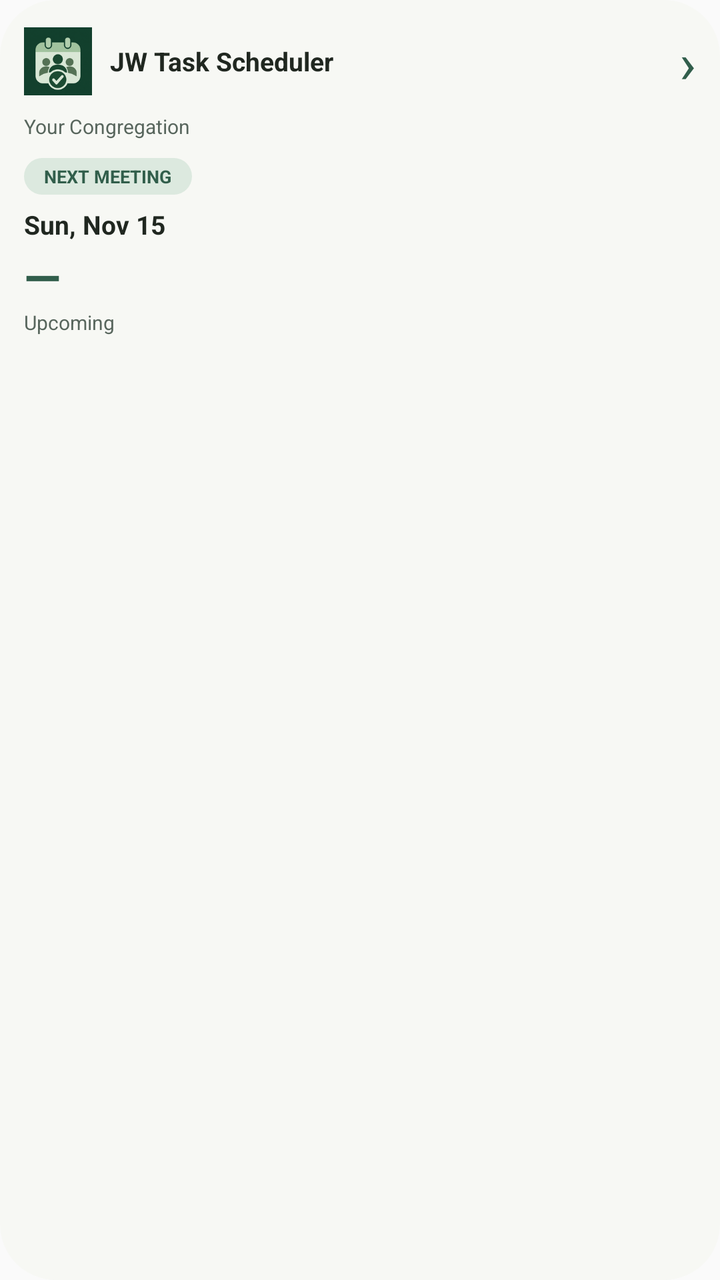
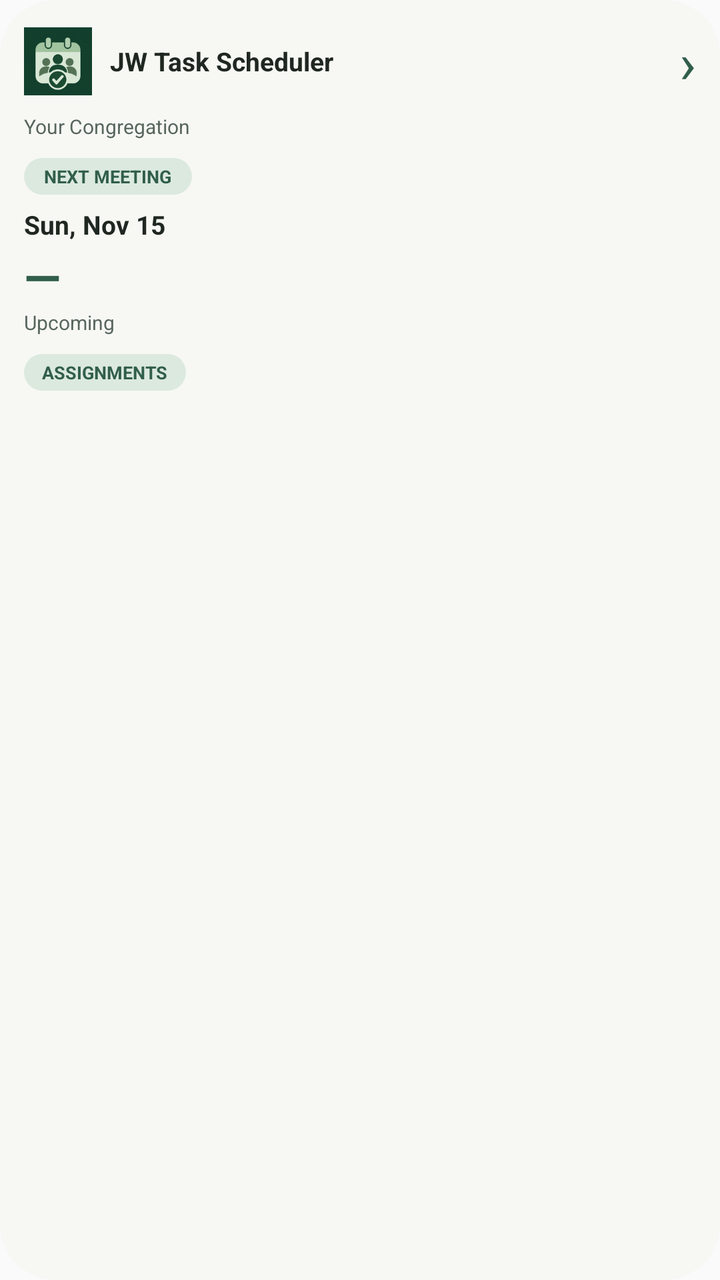

Compare the two renders of this Android layout. The source of the first and the diff that turns it into the second are given below.
<!-- AndroidManifest.xml: application theme AppTheme -->
<!-- res/layout/widget_schedule_compact.xml -->
<LinearLayout xmlns:android="http://schemas.android.com/apk/res/android"
    android:id="@+id/widget_root"
    android:layout_width="match_parent"
    android:layout_height="match_parent"
    android:orientation="vertical"
    android:gravity="top"
    android:padding="12dp"
    android:background="@drawable/widget_surface">

    <LinearLayout
        android:layout_width="match_parent"
        android:layout_height="wrap_content"
        android:orientation="horizontal"
        android:gravity="center_vertical">
        <ImageView
            android:layout_width="34dp"
            android:layout_height="34dp"
            android:src="@mipmap/ic_launcher"
            android:contentDescription="JW Task Scheduler" />
        <TextView
            android:id="@+id/widget_brand"
            android:layout_width="0dp"
            android:layout_height="wrap_content"
            android:layout_weight="1"
            android:layout_marginStart="9dp"
            android:text="JW Task Scheduler"
            android:textColor="@color/widget_on_surface"
            android:textSize="13sp"
            android:textStyle="bold"
            android:singleLine="true"
            android:ellipsize="end"
            android:fontFamily="sans-serif" />
        <TextView
            android:layout_width="wrap_content"
            android:layout_height="wrap_content"
            android:text="›"
            android:textColor="@color/widget_primary"
            android:textSize="28sp" />
    </LinearLayout>

    <TextView
        android:id="@+id/widget_congregation"
        android:layout_width="match_parent"
        android:layout_height="wrap_content"
        android:layout_marginTop="7dp"
        android:text="Your Congregation"
        android:textColor="@color/widget_secondary"
        android:textSize="10sp"
        android:singleLine="true"
        android:ellipsize="end"
        android:fontFamily="sans-serif" />

    <TextView
        android:layout_width="wrap_content"
        android:layout_height="wrap_content"
        android:layout_marginTop="9dp"
        android:background="@drawable/widget_chip"
        android:paddingStart="10dp"
        android:paddingEnd="10dp"
        android:paddingTop="3dp"
        android:paddingBottom="3dp"
        android:text="NEXT MEETING"
        android:textColor="@color/widget_primary"
        android:textSize="9sp"
        android:textStyle="bold"
        android:fontFamily="sans-serif" />

    <TextView
        android:id="@+id/widget_date"
        android:layout_width="match_parent"
        android:layout_height="wrap_content"
        android:layout_marginTop="6dp"
        android:text="Sun, Nov 15"
        android:textColor="@color/widget_on_surface"
        android:textSize="13sp"
        android:textStyle="bold"
        android:singleLine="true"
        android:ellipsize="end"
        android:fontFamily="sans-serif" />

    <TextView
        android:id="@+id/widget_time"
        android:layout_width="wrap_content"
        android:layout_height="wrap_content"
        android:layout_marginTop="1dp"
        android:text="—"
        android:textColor="@color/widget_primary"
        android:textSize="24sp"
        android:textStyle="bold"
        android:fontFamily="sans-serif" />

    <TextView
        android:id="@+id/widget_countdown"
        android:layout_width="wrap_content"
        android:layout_height="wrap_content"
        android:text="Upcoming"
        android:textColor="@color/widget_secondary"
        android:textSize="10sp"
        android:fontFamily="sans-serif" />
</LinearLayout>
<!-- resources referenced by this layout -->
<resources>
  <color name="widget_on_surface">#202720</color>
  <color name="widget_primary">#315E4B</color>
  <color name="widget_secondary">#58665D</color>
  <!-- drawable widget_chip (drawable) -->
  <shape xmlns:android="http://schemas.android.com/apk/res/android" android:shape="rectangle"><solid android:color="@color/widget_container"/><corners android:radius="20dp"/></shape>
  <!-- drawable widget_surface (drawable) -->
  <shape xmlns:android="http://schemas.android.com/apk/res/android" android:shape="rectangle"><solid android:color="@color/widget_surface"/><corners android:radius="28dp"/></shape>
  <!-- mipmap ic_launcher: png bitmap (mipmap-hdpi, 6514 bytes) -->
  <style name="AppTheme" parent="Theme.AppCompat.DayNight.NoActionBar">
          <item name="colorPrimary">#5C745F</item>
          <item name="colorPrimaryDark">#183F2D</item>
          <item name="colorAccent">#5C745F</item>
          <item name="colorControlActivated">#5C745F</item>
          <item name="colorControlHighlight">#335C745F</item>
          <item name="android:colorAccent">#5C745F</item>
          <item name="android:colorControlActivated">#5C745F</item>
          <item name="android:colorControlHighlight">#335C745F</item>
      </style>
  <color name="widget_container">#DCE9DF</color>
  <color name="widget_surface">#F7F8F4</color>
</resources>

<!-- the commit's change to res/layout/widget_schedule_compact.xml (unified diff, before → after) -->
@@ -97,4 +97,32 @@
         android:textColor="@color/widget_secondary"
         android:textSize="10sp"
         android:fontFamily="sans-serif" />
+
+    <TextView
+        android:id="@+id/widget_assignments"
+        android:layout_width="wrap_content"
+        android:layout_height="wrap_content"
+        android:layout_marginTop="9dp"
+        android:background="@drawable/widget_chip"
+        android:paddingStart="9dp"
+        android:paddingEnd="9dp"
+        android:paddingTop="3dp"
+        android:paddingBottom="3dp"
+        android:text="ASSIGNMENTS"
+        android:textColor="@color/widget_primary"
+        android:textSize="9sp"
+        android:textStyle="bold"
+        android:fontFamily="sans-serif" />
+
+    <ListView
+        android:id="@+id/widget_assignment_list"
+        android:layout_width="match_parent"
+        android:layout_height="0dp"
+        android:layout_weight="1"
+        android:layout_marginTop="2dp"
+        android:divider="@android:color/transparent"
+        android:dividerHeight="2dp"
+        android:cacheColorHint="@android:color/transparent"
+        android:scrollbars="none">
+    </ListView>
 </LinearLayout>
